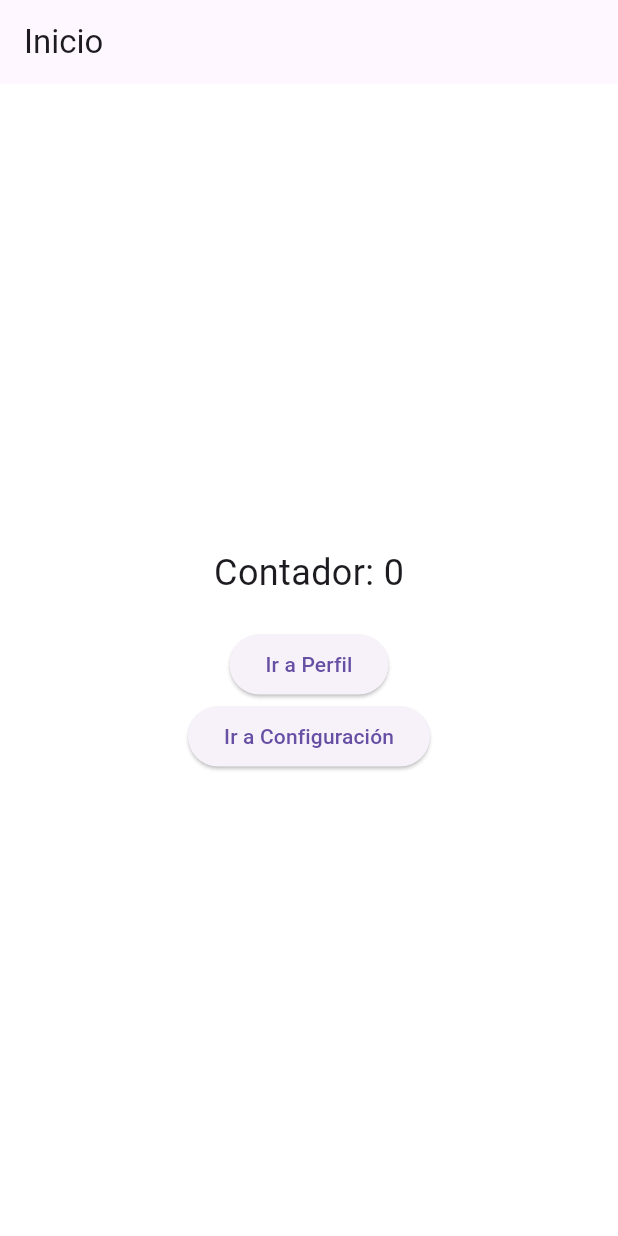
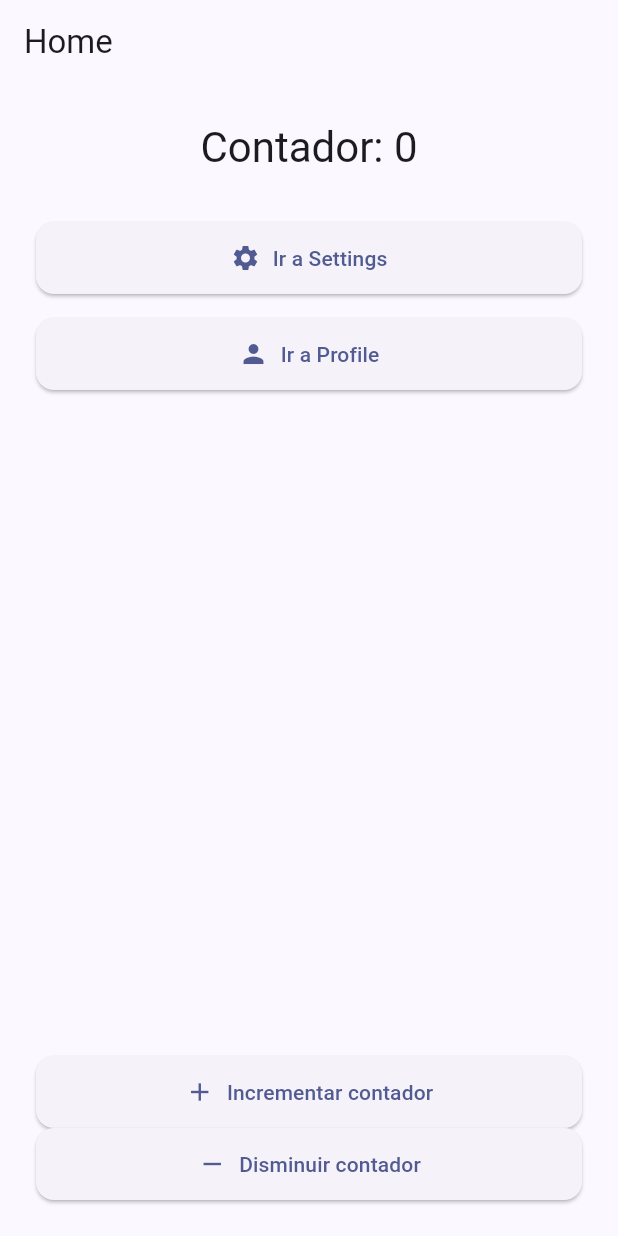
Before and after one commit to DouzZ4/Talleres, a Flutter app: the screen it shows after launch, on a phone screen of 412 x 824 dp. Run offline on Flutter 3.47's test engine with Material 3 defaults, Android fonts, the phone set to English and light mode, and no system bars; our stand-ins replace get_it.

Commit message:
funcionando boton de restar y sumar al contador

```diff
--- a/lib/features/home/data/counter_model.dart
+++ /dev/null
@@ -1,5 +0,0 @@
-class CounterModel {
-  int value;
-
-  CounterModel({required this.value});
-}
--- /dev/null
+++ b/lib/features/home/data/counter_repository_impl.dart
@@ -0,0 +1,12 @@
+class CounterRepositoryImpl {
+  int _value = 0;
+
+  int getCurrent() => _value;
+  void IncrementCounter() {
+    _value++;
+  }
+
+  void DecrementCounter() {
+    _value--;
+  }
+}
--- a/lib/features/home/domain/entities/counter.dart
+++ b/lib/features/home/domain/entities/counter.dart
@@ -1,5 +1,5 @@
 class Counter {
   final int value;
 
-  Counter(this.value);
+  const Counter(this.value);
 }
--- /dev/null
+++ b/lib/features/home/domain/usecases/decrement_counter.dart
@@ -0,0 +1,5 @@
+class DecrementCounter {
+  void call(int currentValue, void Function(int) updateValue) {
+    updateValue(currentValue - 1);
+  }
+}
--- a/lib/features/home/domain/usecases/increment_counter.dart
+++ b/lib/features/home/domain/usecases/increment_counter.dart
@@ -1,7 +1,12 @@
 import '../entities/counter.dart';
+import '../../data/counter_repository_impl.dart';
 
 class IncrementCounter {
-  Counter call(Counter current) {
-    return Counter(current.value + 1);
+  final CounterRepositoryImpl _repo;
+  IncrementCounter(this._repo);
+  Counter call() {
+    _repo.IncrementCounter();
+    final newValue = _repo.getCurrent();
+    return Counter(newValue);
   }
 }
--- a/lib/features/home/presentation/providers/counter_provider.dart
+++ /dev/null
@@ -1,15 +0,0 @@
-import 'package:flutter/material.dart';
-import '../../domain/entities/counter.dart';
-import '../../domain/usecases/increment_counter.dart';
-
-class CounterProvider extends ChangeNotifier {
-  Counter _counter = Counter(0);
-  final IncrementCounter _incrementCounter = IncrementCounter();
-
-  Counter get counter => _counter;
-
-  void increment() {
-    _counter = _incrementCounter(_counter);
-    notifyListeners();
-  }
-}
--- a/lib/features/home/presentation/screens/home_screen.dart
+++ b/lib/features/home/presentation/screens/home_screen.dart
@@ -1,37 +1,51 @@
 import 'package:flutter/material.dart';
 import 'package:provider/provider.dart';
-import '../providers/counter_provider.dart';
+import '../../../../shared/widgets/custom_button.dart';
+import '../viewmodels/counter_viewmodel.dart';
 
-class HomeScreen extends StatelessWidget {
+class HomePage extends StatelessWidget {
+  const HomePage({super.key});
+
   @override
   Widget build(BuildContext context) {
-    final counter = context.watch<CounterProvider>().counter.value;
+    final counter = context.watch<CounterViewModel>().counter;
 
     return Scaffold(
-      appBar: AppBar(title: Text('Inicio')),
-      body: GestureDetector(
-        onTap: () {
-          context.read<CounterProvider>().increment();
-        },
-        child: Container(
-          width: double.infinity,
-          height: double.infinity,
-          color: Colors.white,
+      appBar: AppBar(title: const Text('Home')),
+      body: Padding(
+        padding: const EdgeInsets.all(24),
         child: Column(
-            mainAxisAlignment: MainAxisAlignment.center,
+          crossAxisAlignment: CrossAxisAlignment.stretch,
           children: [
-              Text('Contador: $counter', style: TextStyle(fontSize: 24)),
-              SizedBox(height: 20),
-              ElevatedButton(
+            Text(
+              'Contador: $counter',
+              style: Theme.of(context).textTheme.headlineMedium,
+              textAlign: TextAlign.center,
+            ),
+            const SizedBox(height: 32),
+            CustomButton(
+              label: 'Ir a Settings',
+              icon: Icons.settings,
+              onPressed: () => Navigator.pushNamed(context, '/settings'),
+            ),
+            const SizedBox(height: 16),
+            CustomButton(
+              label: 'Ir a Profile',
+              icon: Icons.person,
               onPressed: () => Navigator.pushNamed(context, '/profile'),
-                child: Text('Ir a Perfil'),
             ),
-              ElevatedButton(
-                onPressed: () => Navigator.pushNamed(context, '/settings'),
-                child: Text('Ir a Configuración'),
+            const Spacer(),
+            CustomButton(
+              label: 'Incrementar contador',
+              icon: Icons.add,
+              onPressed: () => context.read<CounterViewModel>().increment(),
+            ),
+            CustomButton(
+              label: 'Disminuir contador',
+              icon: Icons.remove,
+              onPressed: () => context.read<CounterViewModel>().decrement(),
             ),
           ],
-          ),
         ),
       ),
     );
--- /dev/null
+++ b/lib/features/home/presentation/viewmodels/counter_viewmodel.dart
@@ -0,0 +1,20 @@
+import 'package:flutter/material.dart';
+import '../../data/counter_repository_impl.dart';
+
+class CounterViewModel extends ChangeNotifier {
+  final CounterRepositoryImpl _repository;
+
+  CounterViewModel(this._repository);
+
+  int get counter => _repository.getCurrent();
+
+  void increment() {
+    _repository.IncrementCounter();
+    notifyListeners();
+  }
+
+  void decrement() {
+    _repository.DecrementCounter();
+    notifyListeners();
+  }
+}
--- a/lib/main.dart
+++ b/lib/main.dart
@@ -1,30 +1,36 @@
 import 'package:flutter/material.dart';
 import 'package:provider/provider.dart';
-import 'features/home/presentation/providers/counter_provider.dart';
-import 'features/home/presentation/screens/home_screen.dart';
-import 'features/profile/presentation/screens/profile_screen.dart';
-import 'features/settings/presentation/screens/settings_screen.dart';
+import 'package:taller_practico1/features/home/presentation/screens/home_screen.dart';
+import 'package:taller_practico1/features/profile/presentation/screens/profile_screen.dart';
+import 'package:taller_practico1/features/settings/presentation/screens/settings_screen.dart';
+import 'core/service_locator.dart';
+import 'features/home/presentation/viewmodels/counter_viewmodel.dart';
 
-void main() {
-  runApp(
-    ChangeNotifierProvider(
-      create: (_) => CounterProvider(),
-      child: MyApp(),
-    ),
-  );
+void main() async {
+  WidgetsFlutterBinding.ensureInitialized();
+  await setupLocator(); // ← registra dependencias
+  runApp(const MyApp());
 }
 
 class MyApp extends StatelessWidget {
+  const MyApp({super.key});
+
   @override
   Widget build(BuildContext context) {
-    return MaterialApp(
-      title: 'App Escalada',
-      initialRoute: '/',
-      routes: {
-        '/': (_) => HomeScreen(),
-        '/profile': (_) => ProfileScreen(),
-        '/settings': (_) => SettingsScreen(),
-      },
-    );
-  }
+    // Obtenemos el caso de uso desde GetIt y lo pasamos al ViewModel
+    return ChangeNotifierProvider(
+      create: (_) => CounterViewModel(sl()), // sl() == sl<IncrementCounter>()
+      child: MaterialApp(
+        title: 'Taller Flutter Escalado',
+        debugShowCheckedModeBanner: false,
+        theme: ThemeData(useMaterial3: true, colorSchemeSeed: Colors.indigo),
+        initialRoute: '/',
+        routes: {
+          '/': (_) => const HomePage(),
+          '/settings': (_) => const SettingsScreen(),
+          '/profile': (_) => const ProfileScreen(),
+        },
+      ),
+    ); // MaterialApp
+  } // ChangeNotifierProvider
 }
--- a/lib/shared/widgets/custom_button.dart
+++ b/lib/shared/widgets/custom_button.dart
@@ -1,21 +1,29 @@
 import 'package:flutter/material.dart';
 
 class CustomButton extends StatelessWidget {
-  final String text;
+  final String label;
+  final IconData icon;
   final VoidCallback onPressed;
 
-  const CustomButton({super.key, required this.text, required this.onPressed});
+  const CustomButton({
+    super.key,
+    required this.label,
+    required this.onPressed,
+    this.icon = Icons.arrow_forward_ios,
+  });
 
   @override
   Widget build(BuildContext context) {
-    return ElevatedButton(
+    return ElevatedButton.icon(
+      icon: Icon(icon, size: 20),
+      label: Text(label),
       style: ElevatedButton.styleFrom(
-        backgroundColor: Colors.blueAccent,
-        padding: EdgeInsets.symmetric(horizontal: 20, vertical: 10),
-        shape: RoundedRectangleBorder(borderRadius: BorderRadius.circular(10)),
+        padding: const EdgeInsets.symmetric(horizontal: 20, vertical: 14),
+        shape: RoundedRectangleBorder(
+          borderRadius: BorderRadius.circular(12),
+        ),
       ),
       onPressed: onPressed,
-      child: Text(text, style: TextStyle(fontSize: 18, color: Colors.white)),
     );
   }
 }
--- a/pubspec.yaml
+++ b/pubspec.yaml
@@ -24,13 +24,14 @@ environment:
 # Dependencies specify other packages that your package needs in order to work.
 # To automatically upgrade your package dependencies to the latest versions
 # consider running `flutter pub upgrade --major-versions`. Alternatively,
-# dependencies can be manually updated by changing the version numbers below to
+# dependencies can be manually updated by changing the version numbers below tos
 # the latest version available on pub.dev. To see which dependencies have newer
 # versions available, run `flutter pub outdated`.
 dependencies:
   flutter:
     sdk: flutter
   provider: ^6.1.0
+  get_it: ^7.6.4
 
   # The following adds the Cupertino Icons font to your application.
   # Use with the CupertinoIcons class for iOS style icons.
```
Also changed, not shown: lib/core/service_locator.dart (added, +17 -0 lines), lib/features/profile/presentation/screens/profile_screen.dart (+8 -14 lines), lib/features/settings/presentation/screens/settings_screen.dart (+6 -7 lines), lib/core/constants.dart (added), pubspec.lock. Lines whose indentation alone changed are shown as unchanged.
